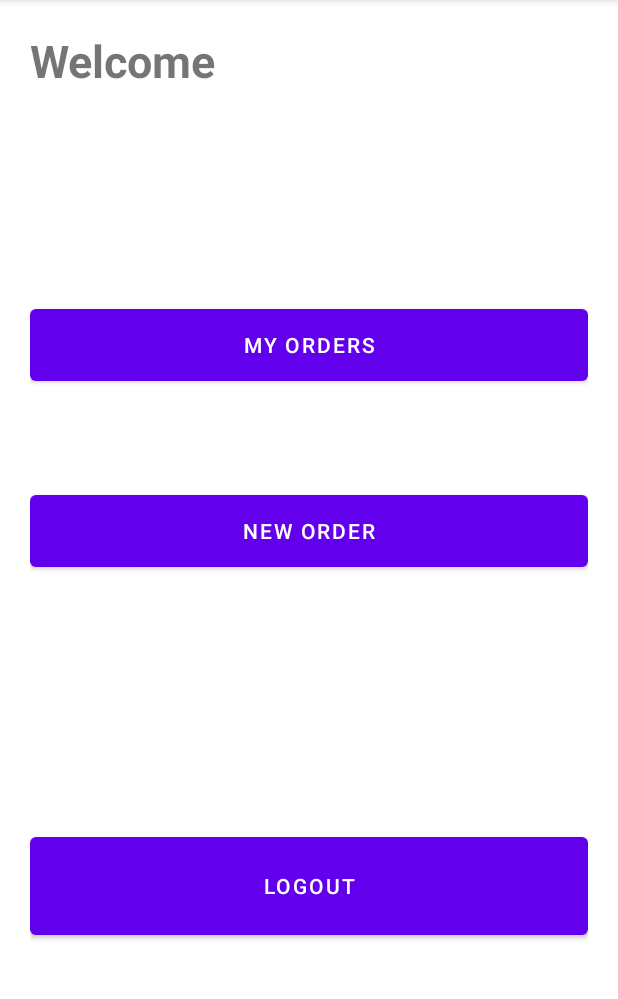
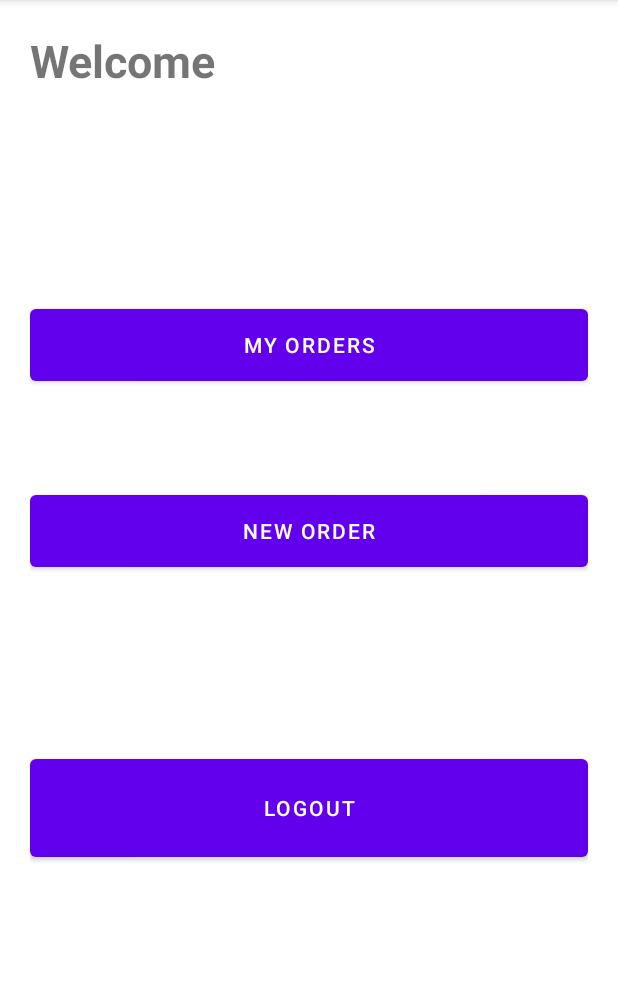
Before and after one commit to HamoonZamiri/Cartmax, an Android app: the CustomerMainActivity screen opened directly, with no data from a screen before it, on a phone screen of 412 x 824 dp, the part 84-1083 px from its top. Run offline under Robolectric (Android 15) with nearby library versions, the phone set to English and light mode, and no system bars.

```diff
--- a/app/src/main/res/layout/activity_customer_main.xml
+++ b/app/src/main/res/layout/activity_customer_main.xml
@@ -16,7 +16,7 @@
             android:id="@+id/logout"
             android:layout_width="match_parent"
             android:layout_height="77dp"
-            android:layout_marginTop="168dp"
+            android:layout_marginTop="116dp"
             android:text="Logout"
             app:layout_constraintEnd_toEndOf="parent"
             app:layout_constraintHorizontal_bias="0.0"
```
Also changed, not shown: app/src/main/res/layout/activity_my_orders.xml (+5 -3 lines).
